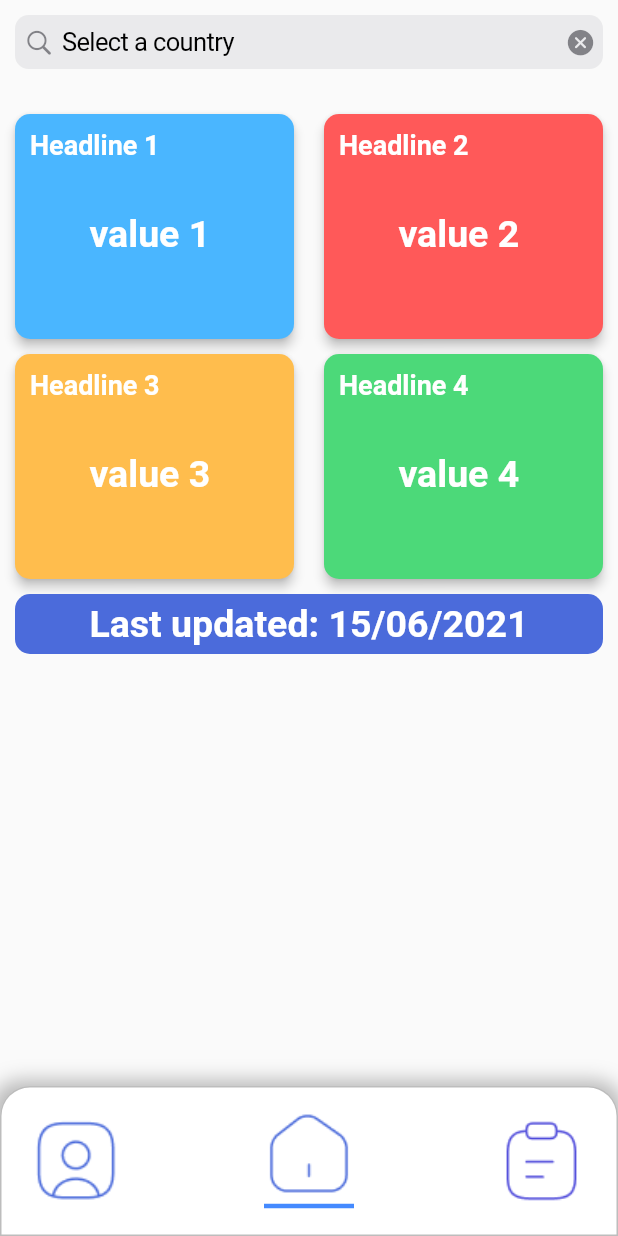
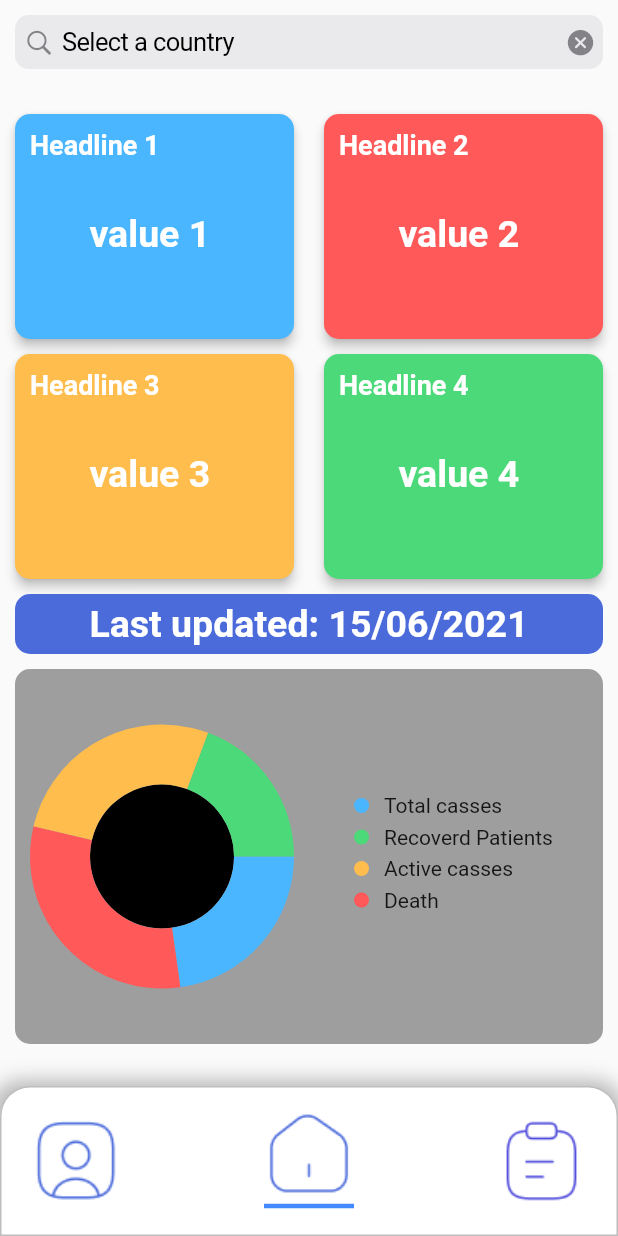
Before and after one commit to Tezeract3/coronavirusdemo, a Flutter app: the screen it shows after launch, on a phone screen of 412 x 824 dp. Run offline on Flutter 3.47's test engine with Material 2 defaults, Android fonts, the phone set to English and light mode, and no system bars; drawn by our look-alikes of fl_chart.

Commit message:
Pie chart added

```diff
--- a/lib/screens/homePage.dart
+++ b/lib/screens/homePage.dart
@@ -1,4 +1,5 @@
 import 'package:coronaliveupdate/widget/liveUpdateWidget.dart';
+import 'package:coronaliveupdate/widget/pieChart.dart';
 import 'package:coronaliveupdate/widget/searchBarWidget.dart';
 import 'package:flutter/cupertino.dart';
 import 'package:flutter/material.dart';
@@ -111,7 +112,13 @@ class _HomePageState extends State<HomePage> {
                           )
                         ],
                       ),
-                    )
+                    ),
+                    PieChartWidget(
+                      confirmCount: 590,
+                      dethCount: 800,
+                      activeCount: 700,
+                      recoverdCount: 500,
+                    ),
                   ],
                 ),
               ),
--- /dev/null
+++ b/lib/widget/pieChart.dart
@@ -0,0 +1,134 @@
+import 'package:flutter/material.dart';
+import 'package:fl_chart/fl_chart.dart';
+
+class PieChartWidget extends StatelessWidget {
+  const PieChartWidget(
+      {required this.confirmCount,
+      required this.dethCount,
+      required this.activeCount,
+      required this.recoverdCount});
+
+  final double confirmCount;
+  final double dethCount;
+  final double activeCount;
+  final double recoverdCount;
+
+  @override
+  Widget build(BuildContext context) {
+    return Container(
+      height: 250,
+      margin: EdgeInsets.all(10),
+      decoration: BoxDecoration(
+        borderRadius: BorderRadius.circular(10),
+        color: Colors.grey,
+      ),
+      child: Row(
+        children: <Widget>[
+          Expanded(
+            flex: 1,
+            child: Container(
+              height: 250,
+              margin: EdgeInsets.all(10),
+              child: PieChart(
+                PieChartData(
+                  sections: [
+                    PieChartSectionData(
+                      value: confirmCount,
+                      color: Color(0xFF4AB6FF),
+                      title: '',
+                    ),
+                    PieChartSectionData(
+                      value: dethCount,
+                      color: Color(0xFFFF5959),
+                      title: '',
+                    ),
+                    PieChartSectionData(
+                      value: activeCount,
+                      color: Color(0xFFFFBD4D),
+                      title: '',
+                    ),
+                    PieChartSectionData(
+                      value: recoverdCount,
+                      color: Color(0xFF4CD979),
+                      title: '',
+                    ),
+                  ],
+                  sectionsSpace: 0,
+                  centerSpaceRadius: double.infinity,
+                  centerSpaceColor: Colors.black,
+                ),
+                swapAnimationDuration: Duration(milliseconds: 150), // Optional
+                swapAnimationCurve: Curves.linear, // Optional
+              ),
+            ),
+          ),
+          Expanded(
+            child: Container(
+              height: 250,
+              alignment: Alignment.center,
+              margin: EdgeInsets.fromLTRB(0, 10, 10, 10),
+              child: Column(
+                mainAxisAlignment: MainAxisAlignment.center,
+                crossAxisAlignment: CrossAxisAlignment.center,
+                children: <Widget>[
+                  PieChartTitle(
+                    title: 'Total casses',
+                    color: Color(0xFF4AB6FF),
+                  ),
+                  PieChartTitle(
+                    title: 'Recoverd Patients',
+                    color: Color(0xFF4CD979),
+                  ),
+                  PieChartTitle(
+                    title: 'Active casses',
+                    color: Color(0xFFFFBD4D),
+                  ),
+                  PieChartTitle(
+                    title: 'Death',
+                    color: Color(0xFFFF5959),
+                  )
+                ],
+              ),
+            ),
+          )
+        ],
+      ),
+    );
+  }
+}
+
+class PieChartTitle extends StatelessWidget {
+  const PieChartTitle({required this.title, required this.color});
+
+  final String title;
+  final Color color;
+
+  @override
+  Widget build(BuildContext context) {
+    return Container(
+      margin: EdgeInsets.only(bottom: 5, left: 30),
+      child: Row(
+        children: <Widget>[
+          Expanded(
+            child: Row(
+              children: <Widget>[
+                Container(
+                  height: 10,
+                  width: 10,
+                  margin: EdgeInsets.only(right: 10),
+                  decoration: BoxDecoration(
+                    borderRadius: BorderRadius.circular(10),
+                    color: color,
+                  ),
+                ),
+                Expanded(
+                  child: Text('$title'),
+                )
+              ],
+            ),
+          )
+        ],
+      ),
+    );
+  }
+}
--- a/pubspec.yaml
+++ b/pubspec.yaml
@@ -25,6 +25,7 @@ dependencies:
     sdk: flutter
   cupertino_icons: ^1.0.2
   http: ^0.13.3
+  fl_chart: ^0.36.3
 
 dev_dependencies:
   flutter_test:
```
Also changed, not shown: pubspec.lock, 23 other files.
